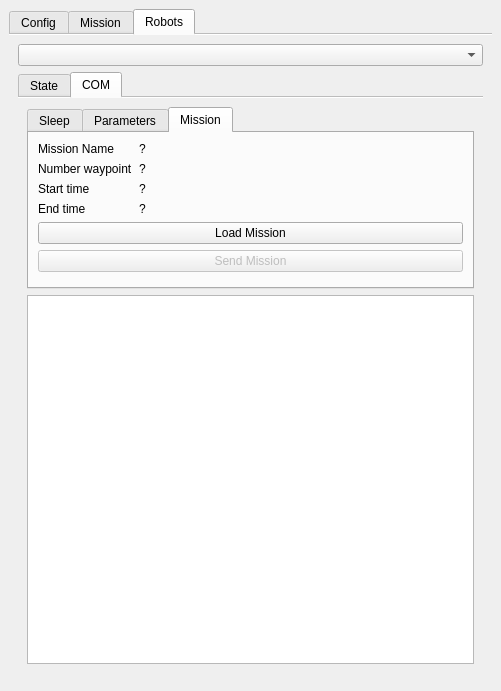
Old version of the form seabot_dockwidget_base.ui in the repository ThomasLeMezo/seabot2-qgis.
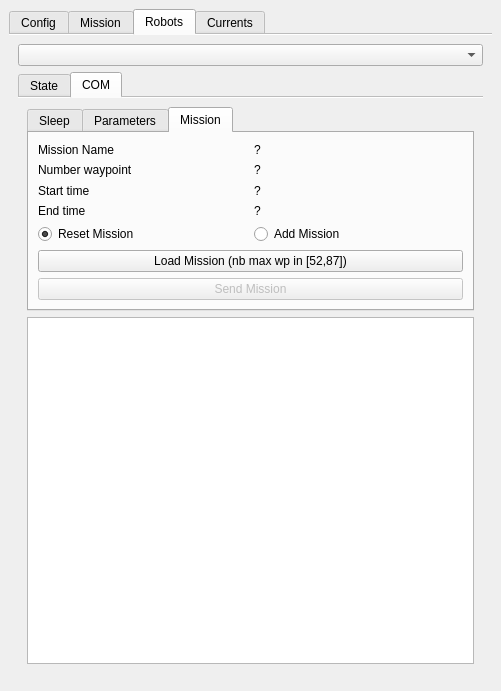
New version of the form. The open tabs and pages were chosen to show the change.

Commit message: * Add capability to send mission file to the sbd

What changed in the file:
```diff
--- a/seabot_dockwidget_base.ui
+++ b/seabot_dockwidget_base.ui
@@ -1153,14 +1153,27 @@
                <attribute name="title">
                 <string>Mission</string>
                </attribute>
-               <layout class="QFormLayout" name="formLayout_2">
+               <layout class="QGridLayout" name="gridLayout_6">
                 <item row="0" column="0">
                  <widget class="QLabel" name="label_10">
+                  <property name="sizePolicy">
+                   <sizepolicy hsizetype="Preferred" vsizetype="Preferred">
+                    <horstretch>0</horstretch>
+                    <verstretch>0</verstretch>
+                   </sizepolicy>
+                  </property>
                   <property name="text">
                    <string>Mission Name</string>
                   </property>
                  </widget>
                 </item>
+                <item row="0" column="1">
+                 <widget class="QLabel" name="label_com_mission_name">
+                  <property name="text">
+                   <string>?</string>
+                  </property>
+                 </widget>
+                </item>
                 <item row="1" column="0">
                  <widget class="QLabel" name="label_12">
                   <property name="text">
@@ -1168,6 +1181,13 @@
                   </property>
                  </widget>
                 </item>
+                <item row="1" column="1">
+                 <widget class="QLabel" name="label_com_mission_nb_wp">
+                  <property name="text">
+                   <string>?</string>
+                  </property>
+                 </widget>
+                </item>
                 <item row="2" column="0">
                  <widget class="QLabel" name="label_13">
                   <property name="text">
@@ -1175,6 +1195,13 @@
                   </property>
                  </widget>
                 </item>
+                <item row="2" column="1">
+                 <widget class="QLabel" name="label_com_mission_tstart">
+                  <property name="text">
+                   <string>?</string>
+                  </property>
+                 </widget>
+                </item>
                 <item row="3" column="0">
                  <widget class="QLabel" name="label_14">
                   <property name="text">
@@ -1182,42 +1209,38 @@
                   </property>
                  </widget>
                 </item>
-                <item row="4" column="0" colspan="2">
-                 <widget class="QPushButton" name="pushButton">
-                  <property name="text">
-                   <string>Load Mission</string>
-                  </property>
-                 </widget>
-                </item>
-                <item row="0" column="1">
-                 <widget class="QLabel" name="label_16">
-                  <property name="text">
-                   <string>?</string>
-                  </property>
-                 </widget>
-                </item>
-                <item row="1" column="1">
-                 <widget class="QLabel" name="label_17">
-                  <property name="text">
-                   <string>?</string>
-                  </property>
-                 </widget>
-                </item>
-                <item row="2" column="1">
-                 <widget class="QLabel" name="label_18">
-                  <property name="text">
-                   <string>?</string>
-                  </property>
-                 </widget>
-                </item>
                 <item row="3" column="1">
-                 <widget class="QLabel" name="label_19">
+                 <widget class="QLabel" name="label_com_mission_tend">
                   <property name="text">
                    <string>?</string>
                   </property>
                  </widget>
                 </item>
+                <item row="4" column="0">
+                 <widget class="QRadioButton" name="radioButton_com_mission_reset">
+                  <property name="text">
+                   <string>Reset Mission</string>
+                  </property>
+                  <property name="checked">
+                   <bool>true</bool>
+                  </property>
+                 </widget>
+                </item>
+                <item row="4" column="1">
+                 <widget class="QRadioButton" name="radioButton_com_mission_add">
+                  <property name="text">
+                   <string>Add Mission</string>
+                  </property>
+                 </widget>
+                </item>
                 <item row="5" column="0" colspan="2">
+                 <widget class="QPushButton" name="pushButton_com_mission_open">
+                  <property name="text">
+                   <string>Load Mission (nb max wp in [52,87])</string>
+                  </property>
+                 </widget>
+                </item>
+                <item row="6" column="0" colspan="2">
                  <widget class="QPushButton" name="pushButton_com_send_mission">
                   <property name="enabled">
                    <bool>false</bool>
@@ -1240,6 +1263,11 @@
         </item>
        </layout>
       </widget>
+      <widget class="QWidget" name="tab_3">
+       <attribute name="title">
+        <string>Currents</string>
+       </attribute>
+      </widget>
      </widget>
     </item>
    </layout>
```
Left out of the diff: 2 changed lines with no effect on the pictures. The commit also changes 3 other files.
